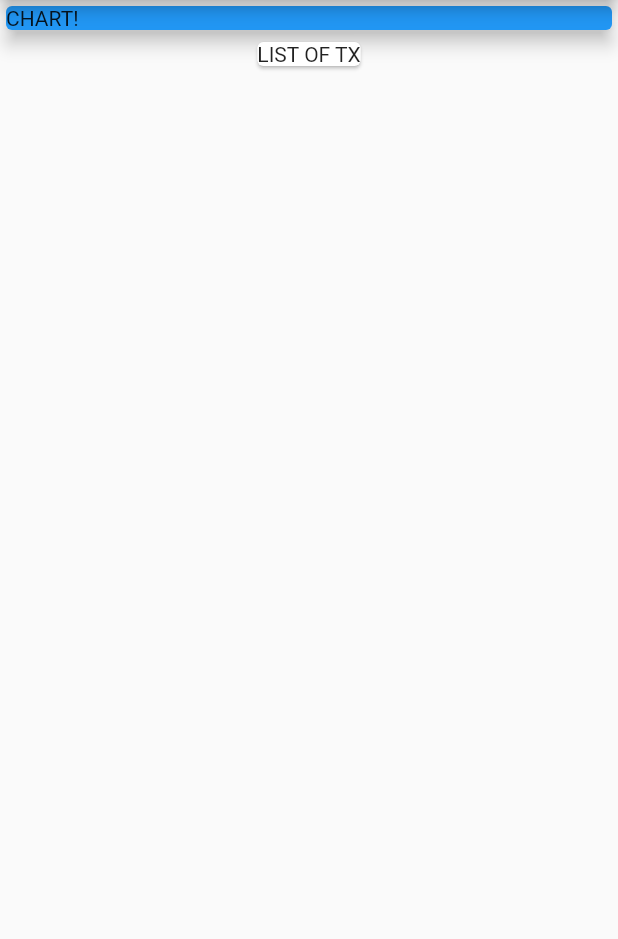
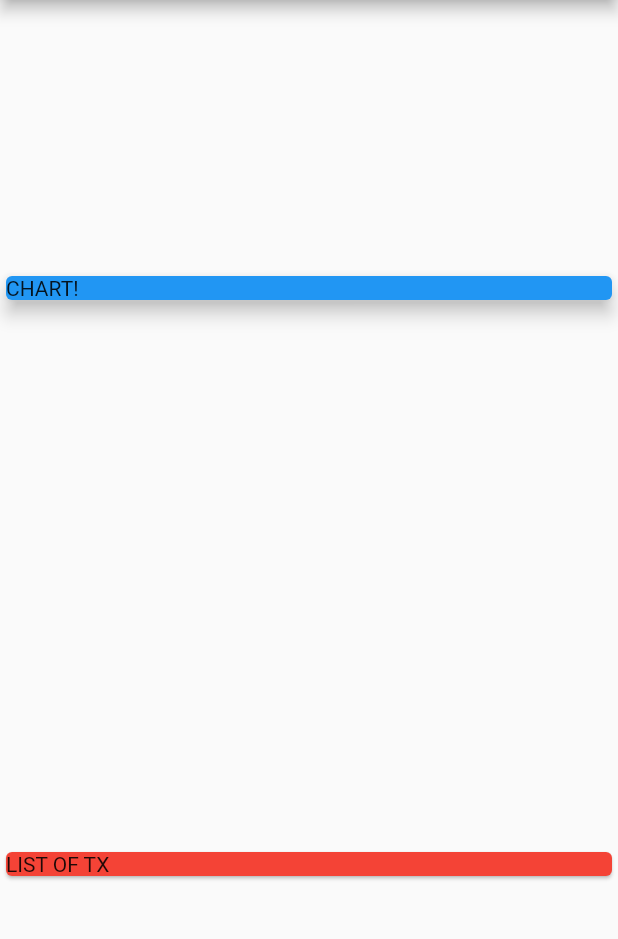
Before and after one commit to pfgrebelo/Flutter_PersonalExpensesApp, a Flutter app: the screen it shows after launch, on a phone screen of 412 x 824 dp, the part 84-1023 px from its top. Run offline on Flutter 3.47's test engine with Material 2 defaults, Android fonts, the phone set to English and light mode, and no system bars.

```diff
--- a/lib/main.dart
+++ b/lib/main.dart
@@ -1,4 +1,6 @@
 import 'package:flutter/material.dart';
+
+import './transaction.dart';
 
 main() => runApp(const PersonalExpensesApp());
 
@@ -15,7 +17,22 @@ class PersonalExpensesApp extends StatelessWidget {
 }
 
 class MyHomePage extends StatelessWidget {
-  const MyHomePage({super.key});
+  //const MyHomePage({super.key});
+
+  final List<Transaction> transactions = [
+    Transaction(
+      id: 't1',
+      title: 'New shoes',
+      amount: 69.99,
+      date: DateTime.now(),
+    ),
+    Transaction(
+      id: 't2',
+      title: 'Supermarket',
+      amount: 23.53,
+      date: DateTime.now(),
+    ),
+  ];
 
   @override
   Widget build(BuildContext context) {
@@ -24,6 +41,8 @@ class MyHomePage extends StatelessWidget {
           title: Text('Personal Expenses App'),
         ),
         body: Column(
+          mainAxisAlignment: MainAxisAlignment.spaceAround,
+          crossAxisAlignment: CrossAxisAlignment.stretch,
           children: [
             Container(
               width: double.infinity,
@@ -34,6 +53,7 @@ class MyHomePage extends StatelessWidget {
               ),
             ),
             Card(
+              color: Colors.red,
               child: Text('LIST OF TX'),
             ),
           ],
--- /dev/null
+++ b/lib/transaction.dart
@@ -0,0 +1,15 @@
+import 'package:flutter/foundation.dart';
+
+class Transaction {
+  final String? id;
+  final String? title;
+  final double? amount;
+  final DateTime? date;
+
+  Transaction({
+    @required this.id,
+    @required this.title,
+    @required this.amount,
+    @required this.date,
+  });
+}
```
